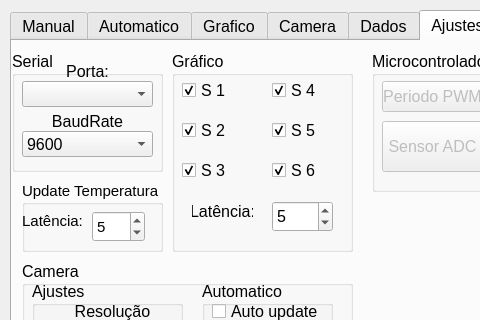
This is GUI/forno_design.ui in Atzingen/controleForno-interface as Qt 5 draws it before an edit; both pictures show x 0 to 480 and y 0 to 320 of the 800 by 600 pixel window. The edited form follows.
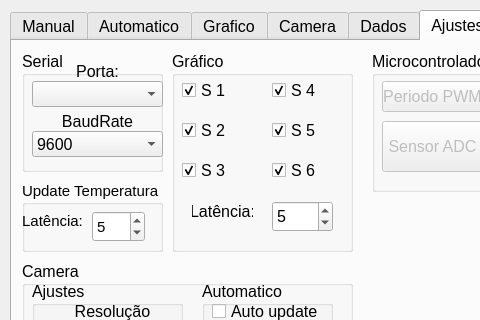
This is the edited form. The open tabs and pages were chosen to show the change. Custom widgets are drawn as their Qt base class.

The edit to the form file:
```diff
--- a/GUI/forno_design.ui
+++ b/GUI/forno_design.ui
@@ -1847,9 +1847,9 @@
      <widget class="QGroupBox" name="groupBox_13">
       <property name="geometry">
        <rect>
-        <x>0</x>
+        <x>10</x>
         <y>10</y>
-        <width>151</width>
+        <width>141</width>
         <height>121</height>
        </rect>
       </property>
```
Left out of the diff: 2 changed lines with no effect on the pictures.
